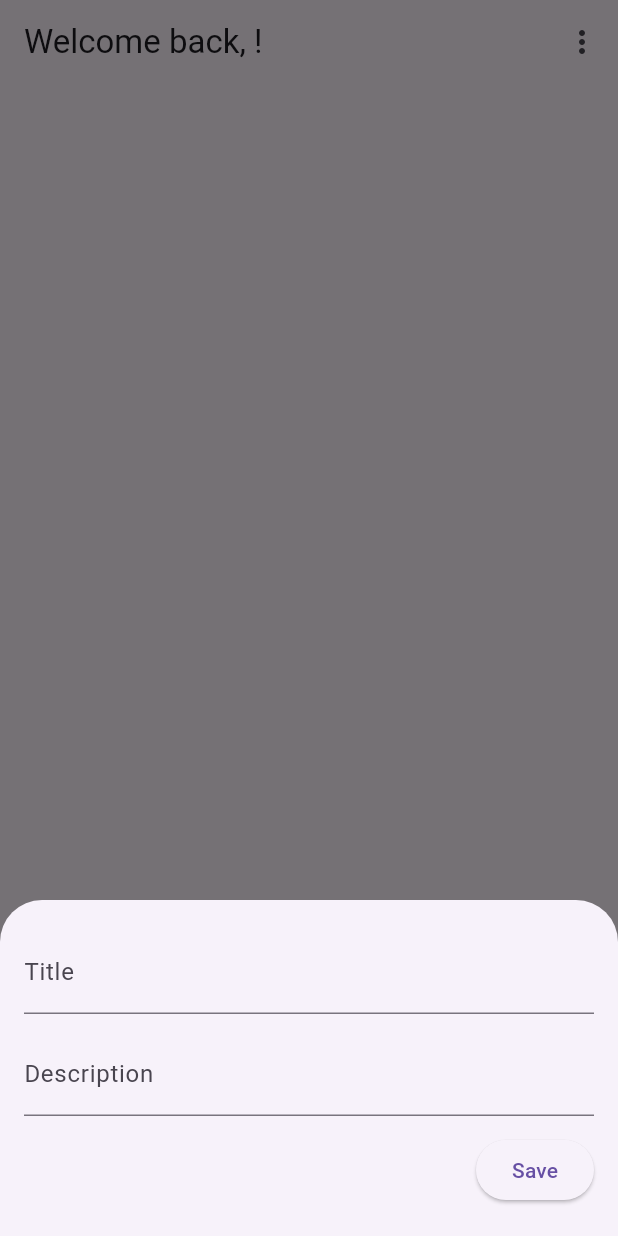
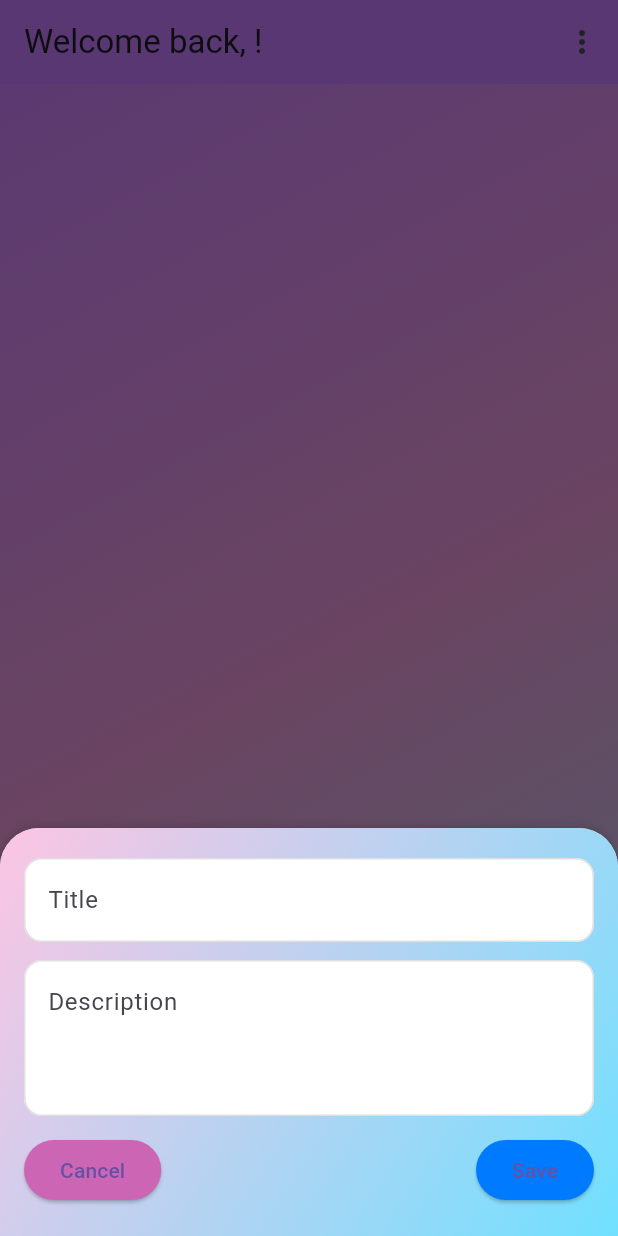
Before and after one commit to sanraj-official/TaskManagerBasic, a Flutter app: the TaskListScreen screen opened directly, after a tap on the "add" icon, on a phone screen of 412 x 824 dp. Run offline on Flutter 3.47's test engine with Material 3 defaults, Android fonts, the phone set to English and light mode, and no system bars; our stand-ins replace marquee, shared_preferences, sqflite; accounts and stored records are empty.

Commit message:
UI enhancement Done

```diff
--- /dev/null
+++ b/lib/Utils/custom_decoration.dart
@@ -0,0 +1,40 @@
+
+import 'package:flutter/material.dart';
+
+class CustomDecoration{
+
+  static BoxDecoration customBackgroundDecoration() {
+    return const BoxDecoration(
+      gradient: LinearGradient(
+        colors: [
+          Color(0xffC77EF7),
+          Color(0xffE695D5),
+          Color(0xffACCEE8)
+        ],
+        begin: Alignment.topLeft,
+        end: Alignment.bottomRight,
+      ),
+    );
+  }
+
+  static InputDecoration customInputDecoration({String labelText = ""}){
+    return  InputDecoration(
+      labelText: labelText ,
+      alignLabelWithHint: true,
+      filled: true,
+      fillColor: Colors.white,
+      border: OutlineInputBorder(
+        borderRadius: BorderRadius.circular(12), // Rounded corners
+      ),
+      enabledBorder: OutlineInputBorder(
+        borderRadius: BorderRadius.circular(12),
+        borderSide: BorderSide(color: Colors.grey.shade300),
+      ),
+      focusedBorder: OutlineInputBorder(
+        borderRadius: BorderRadius.circular(12),
+        borderSide: const BorderSide(color: Colors.indigo, width: 2),
+      ),
+    );
+  }
+
+}
--- a/lib/screens/task_list_screen.dart
+++ b/lib/screens/task_list_screen.dart
@@ -1,4 +1,5 @@
 import 'package:flutter/material.dart';
+import 'package:task_manager_basic/Utils/custom_decoration.dart';
 import '../services/user_preferences.dart';
 import '../services/task_database.dart';
 import '../models/task_model.dart';
@@ -31,6 +32,12 @@ class _TaskListScreenState extends State<TaskListScreen> {
     final result = await showModalBottomSheet<Task>(
       context: context,
       isScrollControlled: true,
+      shape: const RoundedRectangleBorder(
+        borderRadius: BorderRadius.only(
+          topLeft: Radius.circular(26),
+          topRight: Radius.circular(26),
+        ),
+      ),
       builder: (_) => TaskForm(task: task),
     );
 
@@ -72,6 +79,7 @@ class _TaskListScreenState extends State<TaskListScreen> {
 
     return Scaffold(
       appBar: AppBar(
+        backgroundColor:const Color(0xffBF78FA),
         title: Text('Welcome back, $userName!'),
         actions: [
           PopupMenuButton<String>(
@@ -86,7 +94,9 @@ class _TaskListScreenState extends State<TaskListScreen> {
           ),
         ],
       ),
-      body: ListView.builder(
+      body: Container(
+        decoration: CustomDecoration.customBackgroundDecoration(),
+        child: ListView.builder(
           itemCount: filteredTasks.length,
           itemBuilder: (_, i) => TaskTile(
             task: filteredTasks[i],
@@ -95,8 +105,10 @@ class _TaskListScreenState extends State<TaskListScreen> {
             onToggle: () => _toggleComplete(filteredTasks[i]),
           ),
         ),
+      ),
       floatingActionButton: FloatingActionButton(
         onPressed: () => _addOrEditTask(),
+        backgroundColor: const Color(0xffBF78FA),
         child: const Icon(Icons.add),
       ),
     );
--- a/lib/widgets/task_form.dart
+++ b/lib/widgets/task_form.dart
@@ -1,4 +1,5 @@
 import 'package:flutter/material.dart';
+import 'package:task_manager_basic/Utils/custom_decoration.dart';
 import '../models/task_model.dart';
 
 class TaskForm extends StatefulWidget {
@@ -39,38 +40,74 @@ class _TaskFormState extends State<TaskForm> {
 
   @override
   Widget build(BuildContext context) {
-    return Padding(
+    return Container(
+      decoration: const BoxDecoration(
+        gradient: LinearGradient(
+          colors: [Color(0XFFFCC5E3), Color(0xFF70E0FF)],
+          begin: Alignment.topLeft,
+          end: Alignment.bottomRight,
+        ),
+        borderRadius:  BorderRadius.only(
+          topLeft: Radius.circular(26),
+          topRight: Radius.circular(26),
+        ),
+        boxShadow:  [
+          BoxShadow(
+            color: Colors.black12,
+            blurRadius: 4,
+            offset: Offset(0, -2),
+          ),
+        ],
+      ),
       padding: EdgeInsets.only(
         left: 16,
         right: 16,
         top: 20,
         bottom: MediaQuery.of(context).viewInsets.bottom + 20,
       ),
-      child: Form(
+      child:  Form(
           key: _formKey,
           child: Wrap(
             runSpacing: 12,
             children: [
               TextFormField(
                 controller: _titleCtrl,
-              decoration: const InputDecoration(labelText: 'Title'),
+                decoration: CustomDecoration.customInputDecoration(labelText: 'Title'),
                 validator: (value) =>
                     value == null || value.isEmpty ? 'Title required' : null,
               ),
               TextFormField(
                 controller: _descCtrl,
-              decoration: const InputDecoration(labelText: 'Description'),
+                decoration:CustomDecoration.customInputDecoration(labelText: 'Description'),
+                maxLines: 15,
+                minLines: 3,
+                keyboardType: TextInputType.multiline,
               ),
-            Align(
-              alignment: Alignment.centerRight,
-              child: ElevatedButton(
+              Row(
+                mainAxisAlignment: MainAxisAlignment.spaceBetween,
+                children: [
+                  ElevatedButton(
+                    style: ButtonStyle(
+                      backgroundColor: MaterialStateProperty.all(const Color(0XFFCC66B4)),
+                    ),
+                    onPressed: Navigator.of(context,rootNavigator: true).pop,
+                    child: const Text('Cancel'),
+                  ),
+                  ElevatedButton(
+                    style: ButtonStyle(
+                        backgroundColor: MaterialStateProperty.all(const Color(0XFF007BFF)),
+                    ),
                     onPressed: _submit,
                     child: const Text('Save'),
+                  )
+
+                ],
               ),
-            )
+
             ],
           ),
         ),
+
     );
   }
 }
--- a/pubspec.yaml
+++ b/pubspec.yaml
@@ -36,6 +36,9 @@ dependencies:
 
   # For saving simple preferences (like username)
   shared_preferences: ^2.2.2
+
+  # For long titles
+  marquee: ^2.2.3
 
 
 
```
Also changed, not shown: lib/main.dart (+7 -5 lines), lib/screens/name_entry_screen.dart (+19 -10 lines), lib/widgets/task_tile.dart (+104 -13 lines), pubspec.lock. Lines whose indentation alone changed are shown as unchanged.
